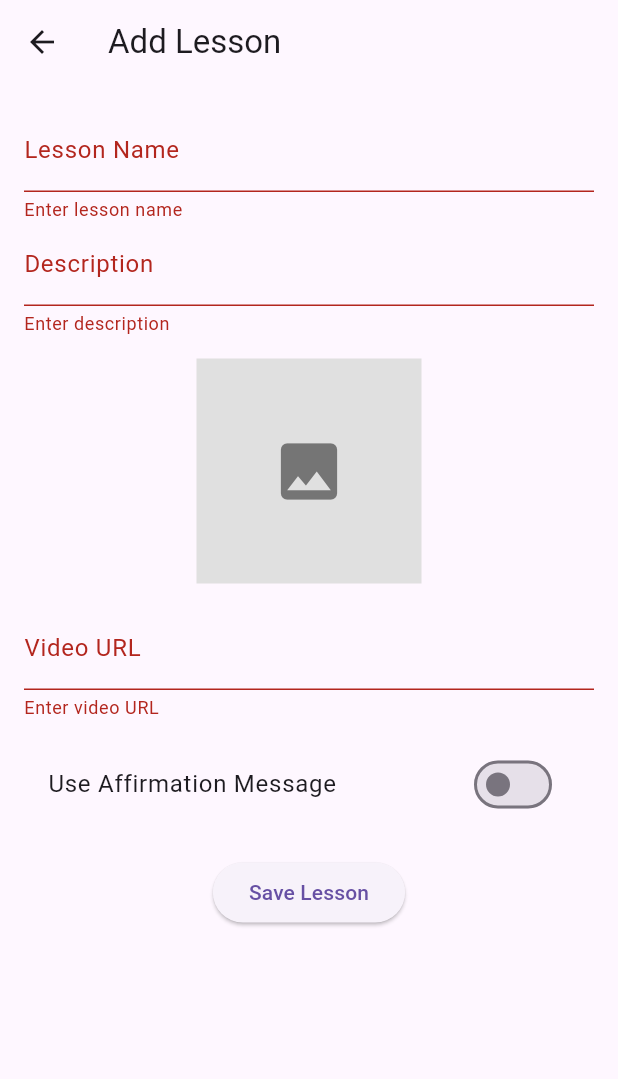
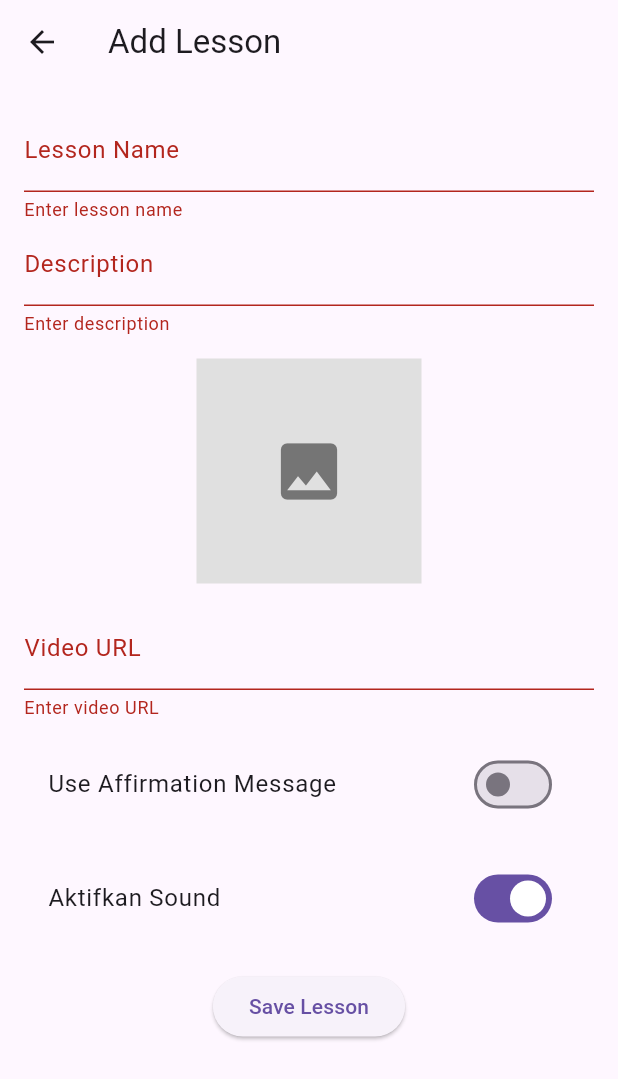
Before and after one commit to galihtra/admin_fitmom, a Flutter app: the AddLessonScreen screen opened directly with empty values, after a tap on "Save Lesson", on a phone screen of 412 x 824 dp. Shown: the top 1079 px of the screen. Run offline on Flutter 3.47's test engine with Material 3 defaults, Android fonts, the light colour scheme and no system bars; our stand-ins replace carousel_slider, cloud_firestore, file_picker, firebase_auth, firebase_core, firebase_storage and 5 more; accounts and stored records are empty; network calls fail.

Commit message:
add switch on/off sound

```diff
--- a/lib/data/model/lesson/lesson.dart
+++ b/lib/data/model/lesson/lesson.dart
@@ -13,6 +13,7 @@ class Lesson {
   bool useAffirmation; // New field
   String affirmationMessage; // New field
   final String? folderName;
+  bool soundEnabled;
 
   Lesson({
     required this.id,
@@ -29,6 +30,7 @@ class Lesson {
     this.useAffirmation = false, // Default to false
     this.affirmationMessage = '', // Default empty
     this.folderName,
+    this.soundEnabled = true,
   });
 
   factory Lesson.fromMap(Map<String, dynamic> map, String id) {
@@ -47,6 +49,7 @@ class Lesson {
       useAffirmation: map['use_affirmation'] ?? false,
       affirmationMessage: map['affirmation_message'] ?? '',
       folderName: map['folder_name'] ?? '',
+      soundEnabled: map['sound_enabled'] ?? true,
     );
   }
 
@@ -64,6 +67,7 @@ class Lesson {
       'rating': rating,
       'use_affirmation': useAffirmation,
       'folder_name': folderName,
+      'sound_enabled': soundEnabled,
     };
   }
 }
--- a/lib/presentation/screen/lesson/add/add_lesson.dart
+++ b/lib/presentation/screen/lesson/add/add_lesson.dart
@@ -7,7 +7,7 @@ import '../../../../data/services/lesson/lesson_service.dart';
 
 class AddLessonScreen extends StatefulWidget {
   final String courseId;
-   final String? folderName;
+  final String? folderName;
 
   AddLessonScreen({
     required this.courseId,
@@ -27,6 +27,7 @@ class _AddLessonScreenState extends State<AddLessonScreen> {
 
   final _affirmationController = TextEditingController();
   bool _useAffirmation = false;
+  bool _soundEnabled = true;
 
   @override
   void dispose() {
@@ -83,6 +84,7 @@ class _AddLessonScreenState extends State<AddLessonScreen> {
         useAffirmation: _useAffirmation,
         affirmationMessage: _affirmationController.text,
         folderName: widget.folderName ?? '',
+        soundEnabled: _soundEnabled,
       );
 
       await _lessonService.addLesson(widget.courseId, lesson);
@@ -167,6 +169,16 @@ class _AddLessonScreenState extends State<AddLessonScreen> {
                     maxLines: 3,
                   ),
                 SizedBox(height: 20),
+                SwitchListTile(
+                  title: Text('Aktifkan Sound'),
+                  value: _soundEnabled,
+                  onChanged: (value) {
+                    setState(() {
+                      _soundEnabled = value;
+                    });
+                  },
+                ),
+                SizedBox(height: 20),
                 _isUploading
                     ? CircularProgressIndicator()
                     : ElevatedButton(
```
